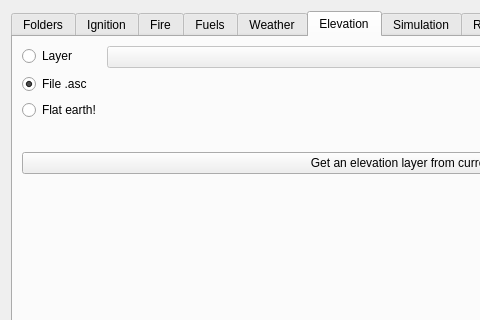
Old version of the form qgis/FireModule/FireModule_dialog_base.ui in the repository fdobad/fire2gui; both pictures show x 0 to 480 and y 0 to 320 of the 869 by 505 pixel window.
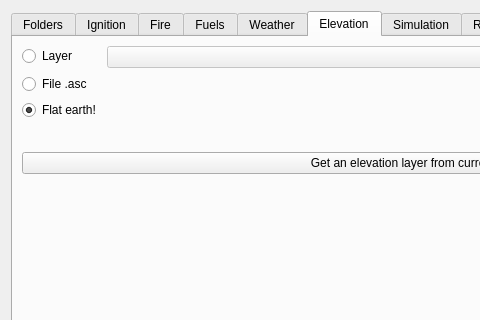
New version of the form. The open tabs and pages were chosen to show the change. Custom widgets are drawn as their Qt base class.

The edit to the form file:
```diff
--- a/qgis/FireModule/FireModule_dialog_base.ui
+++ b/qgis/FireModule/FireModule_dialog_base.ui
@@ -424,7 +424,7 @@
           <string>File .asc</string>
          </property>
          <property name="checked">
-          <bool>true</bool>
+          <bool>false</bool>
          </property>
         </widget>
        </item>
@@ -436,6 +436,9 @@
          <property name="text">
           <string>Flat earth!</string>
          </property>
+         <property name="checked">
+          <bool>true</bool>
+         </property>
         </widget>
        </item>
        <item row="3" column="0">
```
Left out of the diff: 28 changed lines with no effect on the pictures.
